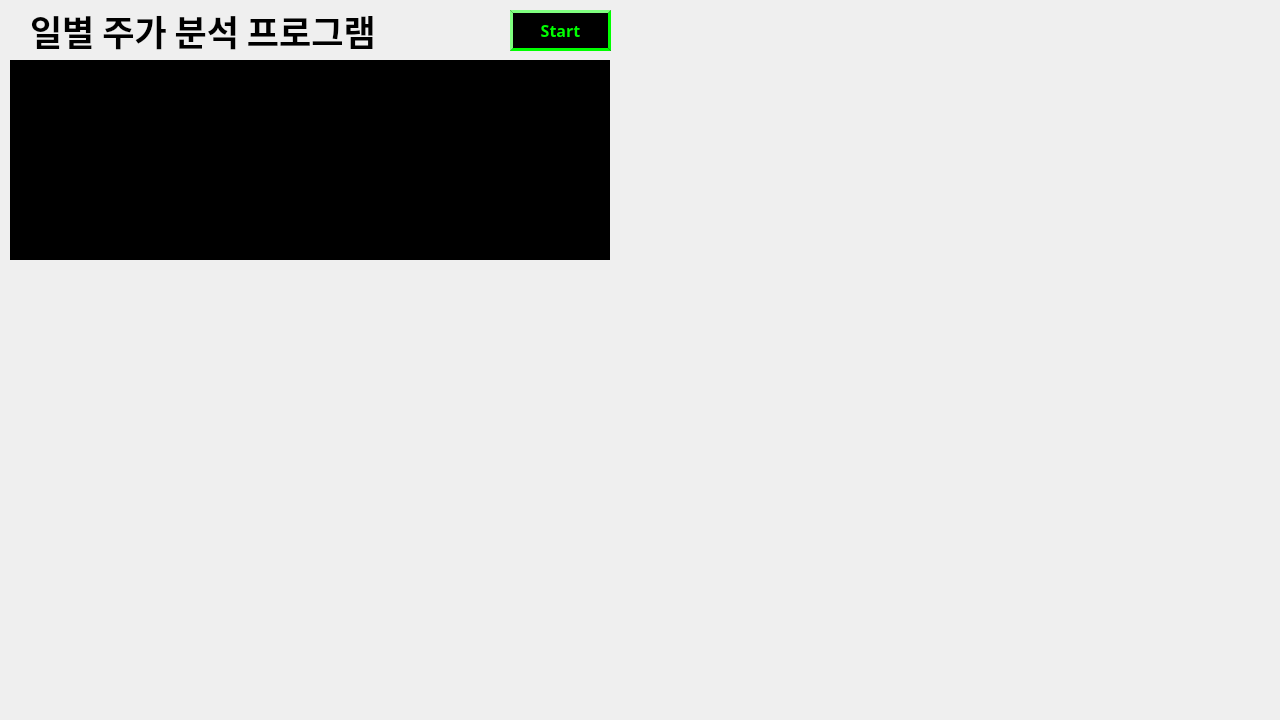
This is TestGUI.ui in ym7596/MiniProjectDataCloud as Qt 5 draws it before an edit. The edited form follows.
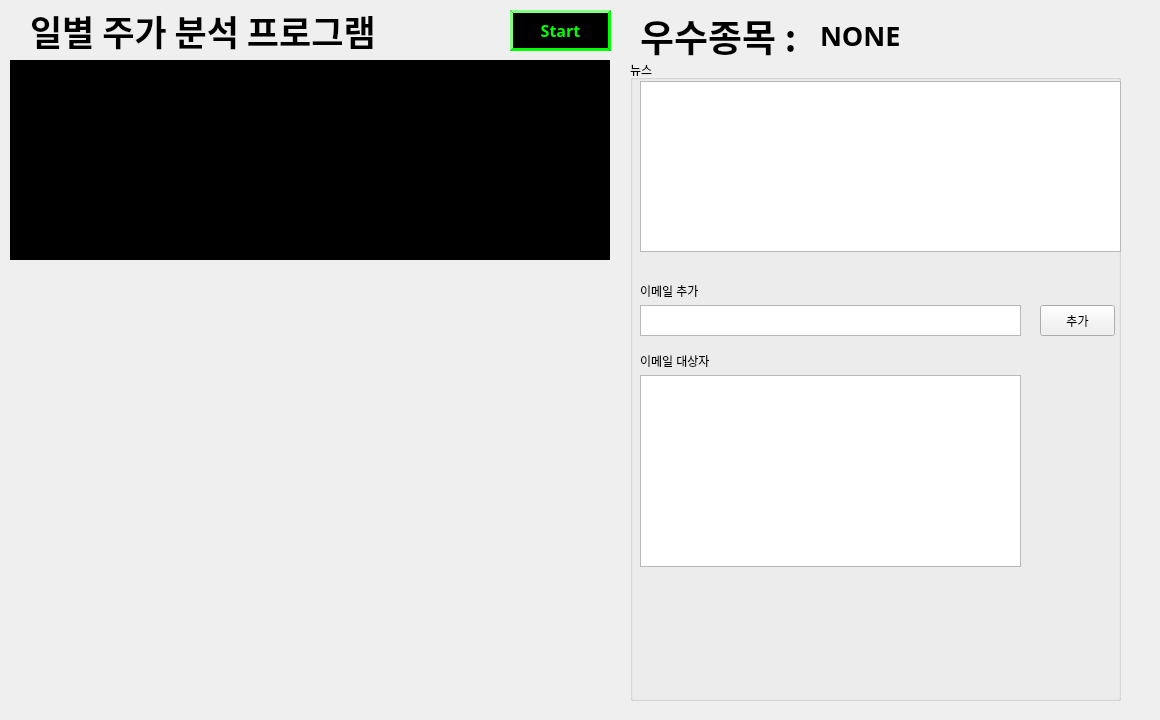
This is the edited form.

```diff
--- a/TestGUI.ui
+++ b/TestGUI.ui
@@ -6,7 +6,7 @@
    <rect>
     <x>0</x>
     <y>0</y>
-    <width>1280</width>
+    <width>1160</width>
     <height>720</height>
    </rect>
   </property>
@@ -66,7 +66,7 @@
    <property name="geometry">
     <rect>
      <x>10</x>
-     <y>270</y>
+     <y>290</y>
      <width>600</width>
      <height>400</height>
     </rect>
@@ -96,6 +96,138 @@
     <string>일별 주가 분석 프로그램</string>
    </property>
   </widget>
+  <widget class="QGroupBox" name="groupBox">
+   <property name="geometry">
+    <rect>
+     <x>630</x>
+     <y>60</y>
+     <width>491</width>
+     <height>641</height>
+    </rect>
+   </property>
+   <property name="title">
+    <string>뉴스</string>
+   </property>
+   <widget class="QTextBrowser" name="brw">
+    <property name="geometry">
+     <rect>
+      <x>10</x>
+      <y>21</y>
+      <width>481</width>
+      <height>171</height>
+     </rect>
+    </property>
+   </widget>
+   <widget class="QLabel" name="label_3">
+    <property name="geometry">
+     <rect>
+      <x>10</x>
+      <y>290</y>
+      <width>131</width>
+      <height>21</height>
+     </rect>
+    </property>
+    <property name="text">
+     <string>이메일 대상자</string>
+    </property>
+   </widget>
+   <widget class="QLabel" name="label_4">
+    <property name="geometry">
+     <rect>
+      <x>10</x>
+      <y>220</y>
+      <width>131</width>
+      <height>21</height>
+     </rect>
+    </property>
+    <property name="text">
+     <string>이메일 추가</string>
+    </property>
+   </widget>
+  </widget>
+  <widget class="QLabel" name="label_2">
+   <property name="geometry">
+    <rect>
+     <x>640</x>
+     <y>10</y>
+     <width>171</width>
+     <height>51</height>
+    </rect>
+   </property>
+   <property name="font">
+    <font>
+     <family>Adobe 고딕 Std B</family>
+     <pointsize>28</pointsize>
+     <weight>75</weight>
+     <bold>true</bold>
+    </font>
+   </property>
+   <property name="text">
+    <string>우수종목 : </string>
+   </property>
+  </widget>
+  <widget class="QLabel" name="BestNameLabel">
+   <property name="geometry">
+    <rect>
+     <x>820</x>
+     <y>10</y>
+     <width>301</width>
+     <height>51</height>
+    </rect>
+   </property>
+   <property name="font">
+    <font>
+     <family>Adobe 고딕 Std B</family>
+     <pointsize>20</pointsize>
+     <weight>75</weight>
+     <bold>true</bold>
+    </font>
+   </property>
+   <property name="text">
+    <string>NONE</string>
+   </property>
+  </widget>
+  <widget class="QPushButton" name="addBtn">
+   <property name="geometry">
+    <rect>
+     <x>1040</x>
+     <y>305</y>
+     <width>75</width>
+     <height>31</height>
+    </rect>
+   </property>
+   <property name="text">
+    <string>추가</string>
+   </property>
+  </widget>
+  <widget class="QTextEdit" name="textEdit">
+   <property name="geometry">
+    <rect>
+     <x>640</x>
+     <y>305</y>
+     <width>381</width>
+     <height>31</height>
+    </rect>
+   </property>
+  </widget>
+  <widget class="QTextBrowser" name="emailB">
+   <property name="geometry">
+    <rect>
+     <x>640</x>
+     <y>375</y>
+     <width>381</width>
+     <height>192</height>
+    </rect>
+   </property>
+   <property name="font">
+    <font>
+     <family>Adobe 고딕 Std B</family>
+     <pointsize>12</pointsize>
+     <weight>75</weight>
+     <bold>true</bold>
+    </font>
+   </property>
+  </widget>
  </widget>
  <resources/>
  <connections/>
```
Left out of the diff: 3 changed lines with no effect on the pictures.
